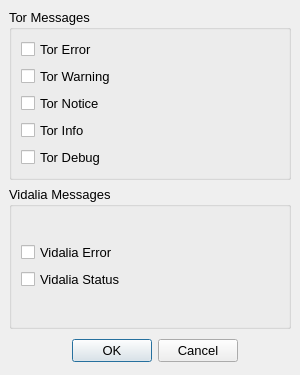
Old version of the form src/gui/messagelog/filterdialog.ui in the repository a-ilin/vidalia.
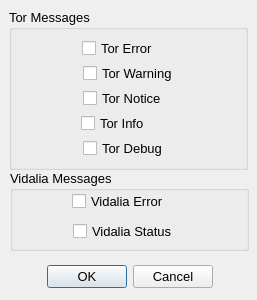
New version of the form. Icons and pictures are not drawn.

Commit message:
Tooltips are now sane. FilterDialog is now smaller and denser.
svn:r146

What changed in the file:
```diff
--- a/src/gui/messagelog/filterdialog.ui
+++ b/src/gui/messagelog/filterdialog.ui
@@ -8,8 +8,8 @@
    <rect>
     <x>0</x>
     <y>0</y>
-    <width>300</width>
-    <height>375</height>
+    <width>257</width>
+    <height>300</height>
    </rect>
   </property>
   <property name="sizePolicy" >
@@ -22,14 +22,14 @@
   </property>
   <property name="minimumSize" >
    <size>
-    <width>300</width>
-    <height>375</height>
+    <width>257</width>
+    <height>300</height>
    </size>
   </property>
   <property name="maximumSize" >
    <size>
-    <width>300</width>
-    <height>375</height>
+    <width>257</width>
+    <height>300</height>
    </size>
   </property>
   <property name="font" >
@@ -55,37 +55,88 @@
   <property name="modal" >
    <bool>true</bool>
   </property>
-  <layout class="QVBoxLayout" >
+  <widget class="QWidget" name="layoutWidget" >
+   <property name="geometry" >
+    <rect>
+     <x>10</x>
+     <y>260</y>
+     <width>239</width>
+     <height>33</height>
+    </rect>
+   </property>
+   <layout class="QHBoxLayout" >
    <property name="margin" >
-    <number>9</number>
+     <number>0</number>
    </property>
    <property name="spacing" >
     <number>6</number>
    </property>
    <item>
+     <spacer>
+      <property name="orientation" >
+       <enum>Qt::Horizontal</enum>
+      </property>
+      <property name="sizeHint" >
+       <size>
+        <width>31</width>
+        <height>31</height>
+       </size>
+      </property>
+     </spacer>
+    </item>
+    <item>
+     <widget class="QPushButton" name="okButton" >
+      <property name="text" >
+       <string>OK</string>
+      </property>
+     </widget>
+    </item>
+    <item>
+     <widget class="QPushButton" name="cancelButton" >
+      <property name="text" >
+       <string>Cancel</string>
+      </property>
+     </widget>
+    </item>
+    <item>
+     <spacer>
+      <property name="orientation" >
+       <enum>Qt::Horizontal</enum>
+      </property>
+      <property name="sizeHint" >
+       <size>
+        <width>21</width>
+        <height>31</height>
+       </size>
+      </property>
+     </spacer>
+    </item>
+   </layout>
+  </widget>
     <widget class="QGroupBox" name="groupBox" >
+   <property name="geometry" >
+    <rect>
+     <x>9</x>
+     <y>9</y>
+     <width>239</width>
+     <height>161</height>
+    </rect>
+   </property>
      <property name="contextMenuPolicy" >
       <enum>Qt::NoContextMenu</enum>
      </property>
      <property name="title" >
       <string>Tor Messages</string>
      </property>
-     <layout class="QGridLayout" >
-      <property name="margin" >
-       <number>9</number>
-      </property>
-      <property name="spacing" >
-       <number>6</number>
-      </property>
-      <item row="0" column="0" >
-       <layout class="QVBoxLayout" >
-        <property name="margin" >
-         <number>0</number>
-        </property>
-        <property name="spacing" >
-         <number>6</number>
-        </property>
-        <item>
+   <widget class="QWidget" name="layoutWidget" >
+    <property name="geometry" >
+     <rect>
+      <x>11</x>
+      <y>28</y>
+      <width>201</width>
+      <height>24</height>
+     </rect>
+    </property>
          <layout class="QHBoxLayout" >
           <property name="margin" >
            <number>0</number>
@@ -93,6 +144,19 @@
           <property name="spacing" >
            <number>6</number>
           </property>
+     <item>
+      <spacer>
+       <property name="orientation" >
+        <enum>Qt::Horizontal</enum>
+       </property>
+       <property name="sizeHint" >
+        <size>
+         <width>78</width>
+         <height>20</height>
+        </size>
+       </property>
+      </spacer>
+     </item>
           <item>
            <widget class="QCheckBox" name="chkTorErr" >
             <property name="contextMenuPolicy" >
@@ -119,15 +183,23 @@
             </property>
             <property name="sizeHint" >
              <size>
-              <width>421</width>
-              <height>20</height>
+         <width>78</width>
+         <height>22</height>
              </size>
             </property>
            </spacer>
           </item>
          </layout>
-        </item>
-        <item>
+   </widget>
+   <widget class="QWidget" name="layoutWidget" >
+    <property name="geometry" >
+     <rect>
+      <x>11</x>
+      <y>53</y>
+      <width>221</width>
+      <height>24</height>
+     </rect>
+    </property>
          <layout class="QHBoxLayout" >
           <property name="margin" >
            <number>0</number>
@@ -135,6 +207,19 @@
           <property name="spacing" >
            <number>6</number>
           </property>
+     <item>
+      <spacer>
+       <property name="orientation" >
+        <enum>Qt::Horizontal</enum>
+       </property>
+       <property name="sizeHint" >
+        <size>
+         <width>78</width>
+         <height>20</height>
+        </size>
+       </property>
+      </spacer>
+     </item>
           <item>
            <widget class="QCheckBox" name="chkTorWarn" >
             <property name="contextMenuPolicy" >
@@ -158,15 +243,23 @@
             </property>
             <property name="sizeHint" >
              <size>
-              <width>421</width>
+         <width>78</width>
               <height>20</height>
              </size>
             </property>
            </spacer>
           </item>
          </layout>
-        </item>
-        <item>
+   </widget>
+   <widget class="QWidget" name="layoutWidget" >
+    <property name="geometry" >
+     <rect>
+      <x>11</x>
+      <y>78</y>
+      <width>211</width>
+      <height>24</height>
+     </rect>
+    </property>
          <layout class="QHBoxLayout" >
           <property name="margin" >
            <number>0</number>
@@ -174,6 +267,19 @@
           <property name="spacing" >
            <number>6</number>
           </property>
+     <item>
+      <spacer>
+       <property name="orientation" >
+        <enum>Qt::Horizontal</enum>
+       </property>
+       <property name="sizeHint" >
+        <size>
+         <width>78</width>
+         <height>20</height>
+        </size>
+       </property>
+      </spacer>
+     </item>
           <item>
            <widget class="QCheckBox" name="chkTorNote" >
             <property name="contextMenuPolicy" >
@@ -197,15 +303,23 @@
             </property>
             <property name="sizeHint" >
              <size>
-              <width>421</width>
+         <width>78</width>
               <height>20</height>
              </size>
             </property>
            </spacer>
           </item>
          </layout>
-        </item>
-        <item>
+   </widget>
+   <widget class="QWidget" name="layoutWidget" >
+    <property name="geometry" >
+     <rect>
+      <x>11</x>
+      <y>103</y>
+      <width>191</width>
+      <height>24</height>
+     </rect>
+    </property>
          <layout class="QHBoxLayout" >
           <property name="margin" >
            <number>0</number>
@@ -213,6 +327,19 @@
           <property name="spacing" >
            <number>6</number>
           </property>
+     <item>
+      <spacer>
+       <property name="orientation" >
+        <enum>Qt::Horizontal</enum>
+       </property>
+       <property name="sizeHint" >
+        <size>
+         <width>78</width>
+         <height>20</height>
+        </size>
+       </property>
+      </spacer>
+     </item>
           <item>
            <widget class="QCheckBox" name="chkTorInfo" >
             <property name="contextMenuPolicy" >
@@ -236,15 +363,23 @@
             </property>
             <property name="sizeHint" >
              <size>
-              <width>421</width>
+         <width>78</width>
               <height>20</height>
              </size>
             </property>
            </spacer>
           </item>
          </layout>
-        </item>
-        <item>
+   </widget>
+   <widget class="QWidget" name="layoutWidget" >
+    <property name="geometry" >
+     <rect>
+      <x>11</x>
+      <y>128</y>
+      <width>211</width>
+      <height>24</height>
+     </rect>
+    </property>
          <layout class="QHBoxLayout" >
           <property name="margin" >
            <number>0</number>
@@ -252,6 +387,19 @@
           <property name="spacing" >
            <number>6</number>
           </property>
+     <item>
+      <spacer>
+       <property name="orientation" >
+        <enum>Qt::Horizontal</enum>
+       </property>
+       <property name="sizeHint" >
+        <size>
+         <width>78</width>
+         <height>20</height>
+        </size>
+       </property>
+      </spacer>
+     </item>
           <item>
            <widget class="QCheckBox" name="chkTorDebug" >
             <property name="contextMenuPolicy" >
@@ -275,43 +423,39 @@
             </property>
             <property name="sizeHint" >
              <size>
-              <width>421</width>
+         <width>78</width>
               <height>20</height>
              </size>
             </property>
            </spacer>
           </item>
          </layout>
-        </item>
-       </layout>
-      </item>
-     </layout>
-    </widget>
-   </item>
-   <item>
+   </widget>
+  </widget>
     <widget class="QGroupBox" name="groupBox_2" >
+   <property name="geometry" >
+    <rect>
+     <x>10</x>
+     <y>170</y>
+     <width>239</width>
+     <height>81</height>
+    </rect>
+   </property>
      <property name="contextMenuPolicy" >
       <enum>Qt::NoContextMenu</enum>
      </property>
      <property name="title" >
       <string>Vidalia Messages</string>
      </property>
-     <layout class="QGridLayout" >
-      <property name="margin" >
-       <number>9</number>
-      </property>
-      <property name="spacing" >
-       <number>6</number>
-      </property>
-      <item row="0" column="0" >
-       <layout class="QVBoxLayout" >
-        <property name="margin" >
-         <number>0</number>
-        </property>
-        <property name="spacing" >
-         <number>6</number>
-        </property>
-        <item>
+   <widget class="QWidget" name="layoutWidget" >
+    <property name="geometry" >
+     <rect>
+      <x>10</x>
+      <y>20</y>
+      <width>201</width>
+      <height>24</height>
+     </rect>
+    </property>
          <layout class="QHBoxLayout" >
           <property name="margin" >
            <number>0</number>
@@ -319,6 +463,19 @@
           <property name="spacing" >
            <number>6</number>
           </property>
+     <item>
+      <spacer>
+       <property name="orientation" >
+        <enum>Qt::Horizontal</enum>
+       </property>
+       <property name="sizeHint" >
+        <size>
+         <width>40</width>
+         <height>20</height>
+        </size>
+       </property>
+      </spacer>
+     </item>
           <item>
            <widget class="QCheckBox" name="chkVidErr" >
             <property name="contextMenuPolicy" >
@@ -339,15 +496,23 @@
             </property>
             <property name="sizeHint" >
              <size>
-              <width>391</width>
+         <width>40</width>
               <height>20</height>
              </size>
             </property>
            </spacer>
           </item>
          </layout>
-        </item>
-        <item>
+   </widget>
+   <widget class="QWidget" name="layoutWidget" >
+    <property name="geometry" >
+     <rect>
+      <x>10</x>
+      <y>50</y>
+      <width>211</width>
+      <height>24</height>
+     </rect>
+    </property>
          <layout class="QHBoxLayout" >
           <property name="margin" >
            <number>0</number>
@@ -355,6 +520,19 @@
           <property name="spacing" >
            <number>6</number>
           </property>
+     <item>
+      <spacer>
+       <property name="orientation" >
+        <enum>Qt::Horizontal</enum>
+       </property>
+       <property name="sizeHint" >
+        <size>
+         <width>40</width>
+         <height>20</height>
+        </size>
+       </property>
+      </spacer>
+     </item>
           <item>
            <widget class="QCheckBox" name="chkVidStat" >
             <property name="contextMenuPolicy" >
@@ -375,70 +553,15 @@
             </property>
             <property name="sizeHint" >
              <size>
-              <width>391</width>
+         <width>40</width>
               <height>20</height>
              </size>
             </property>
            </spacer>
           </item>
          </layout>
-        </item>
-       </layout>
-      </item>
-     </layout>
-    </widget>
-   </item>
-   <item>
-    <layout class="QHBoxLayout" >
-     <property name="margin" >
-      <number>0</number>
-     </property>
-     <property name="spacing" >
-      <number>6</number>
-     </property>
-     <item>
-      <spacer>
-       <property name="orientation" >
-        <enum>Qt::Horizontal</enum>
-       </property>
-       <property name="sizeHint" >
-        <size>
-         <width>221</width>
-         <height>31</height>
-        </size>
-       </property>
-      </spacer>
-     </item>
-     <item>
-      <widget class="QPushButton" name="okButton" >
-       <property name="text" >
-        <string>OK</string>
-       </property>
-      </widget>
-     </item>
-     <item>
-      <widget class="QPushButton" name="cancelButton" >
-       <property name="text" >
-        <string>Cancel</string>
-       </property>
-      </widget>
-     </item>
-     <item>
-      <spacer>
-       <property name="orientation" >
-        <enum>Qt::Horizontal</enum>
-       </property>
-       <property name="sizeHint" >
-        <size>
-         <width>211</width>
-         <height>20</height>
-        </size>
-       </property>
-      </spacer>
-     </item>
-    </layout>
-   </item>
-  </layout>
+   </widget>
+  </widget>
  </widget>
  <pixmapfunction></pixmapfunction>
  <tabstops>
```
Left out of the diff: 14 changed lines with no effect on the pictures. Lines whose indentation alone changed are shown as unchanged. The commit also changes 1 other file.
